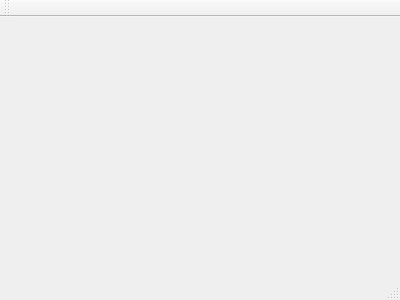
Above: fotoBLA/mainwindow.ui from BuryyPavlo/BLAPHOTO before the change. Below: the same form after it.
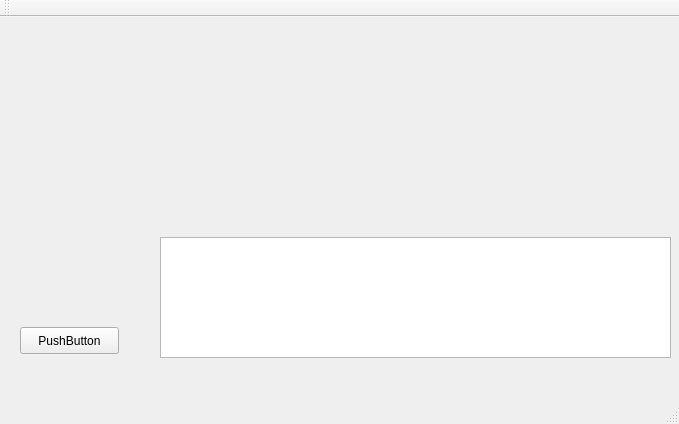
That is the form after the change.

Commit message: mod camera

What changed in the file:
```diff
--- a/fotoBLA/mainwindow.ui
+++ b/fotoBLA/mainwindow.ui
@@ -1,24 +1,63 @@
 <ui version="4.0">
  <class>MainWindow</class>
- <widget class="QMainWindow" name="MainWindow" >
-  <property name="geometry" >
+ <widget class="QMainWindow" name="MainWindow">
+  <property name="geometry">
    <rect>
     <x>0</x>
     <y>0</y>
-    <width>400</width>
-    <height>300</height>
+    <width>679</width>
+    <height>424</height>
    </rect>
   </property>
   <property name="windowTitle" >
    <string>MainWindow</string>
   </property>
-  <widget class="QMenuBar" name="menuBar" />
-  <widget class="QToolBar" name="mainToolBar" />
-  <widget class="QWidget" name="centralWidget" />
-  <widget class="QStatusBar" name="statusBar" />
+  <widget class="QWidget" name="centralWidget">
+   <widget class="QPushButton" name="pushButton">
+    <property name="geometry">
+     <rect>
+      <x>20</x>
+      <y>310</y>
+      <width>99</width>
+      <height>27</height>
+     </rect>
+    </property>
+    <property name="text">
+     <string>PushButton</string>
+    </property>
+   </widget>
+   <widget class="QTableView" name="tableView">
+    <property name="geometry">
+     <rect>
+      <x>160</x>
+      <y>220</y>
+      <width>511</width>
+      <height>121</height>
+     </rect>
+    </property>
+   </widget>
+  </widget>
+  <widget class="QMenuBar" name="menuBar">
+   <property name="geometry">
+    <rect>
+     <x>0</x>
+     <y>0</y>
+     <width>679</width>
+     <height>25</height>
+    </rect>
+   </property>
+  </widget>
+  <widget class="QToolBar" name="mainToolBar">
+   <attribute name="toolBarArea">
+    <enum>TopToolBarArea</enum>
+   </attribute>
+   <attribute name="toolBarBreak">
+    <bool>false</bool>
+   </attribute>
+  </widget>
+  <widget class="QStatusBar" name="statusBar"/>
  </widget>
- <layoutDefault spacing="6" margin="11" />
- <pixmapfunction></pixmapfunction>
+ <layoutdefault spacing="6" margin="11"/>
  <resources/>
  <connections/>
 </ui>
```
Left out of the diff: 3 changed lines with no effect on the pictures. The commit also changes 1 other file.
